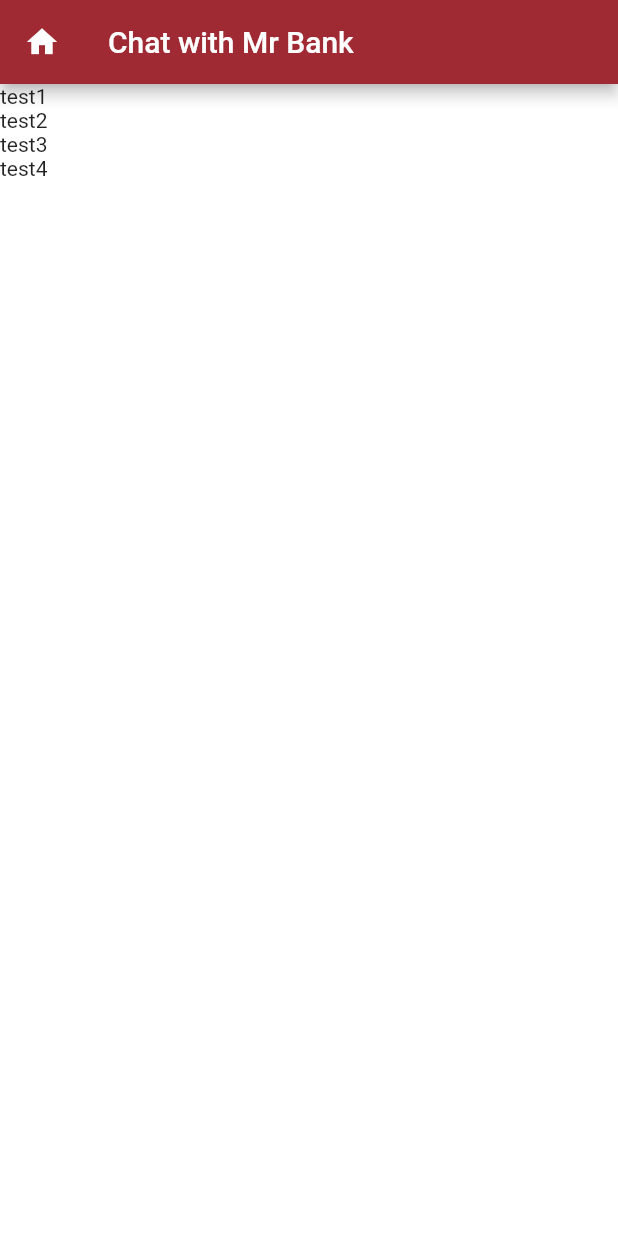
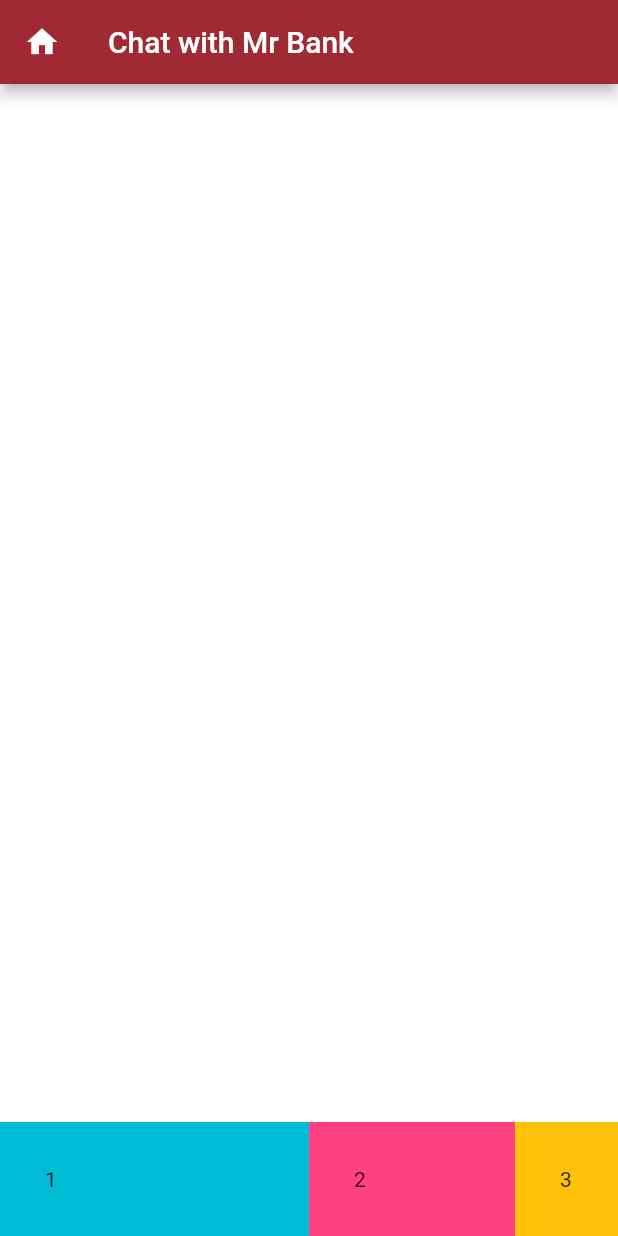
Before and after one commit to andyeung523/BocInvestSeed, a Flutter app: the Chatbot screen opened directly, on a phone screen of 412 x 824 dp. Run offline on Flutter 3.47's test engine with Material 2 defaults, Android fonts, the phone set to English and light mode, and no system bars; our stand-ins replace flutter_login, flutter_spinkit, font_awesome_flutter; missing offline and left inert: dart:ffi, oauth2.

Commit message:
imrpoved_chatbot

```diff
--- a/lib/page/chatbot_page.dart
+++ b/lib/page/chatbot_page.dart
@@ -17,6 +17,15 @@ class _ChatbotState extends State<Chatbot> {
     Message('test3'),
     Message('test4'),
   ];
+
+  final myController = TextEditingController();
+
+  @override
+  void dispose() {
+    // Clean up the controller when the widget is disposed.
+    myController.dispose();
+    super.dispose();
+  }
 
 
   @override
@@ -42,15 +51,34 @@ class _ChatbotState extends State<Chatbot> {
         // Set the background color of the App Bar
 
       ),
-      body: Column(
-        mainAxisSize: MainAxisSize.max,
-        mainAxisAlignment: MainAxisAlignment.start,
-        children: message.map((m) => Text('${m.message}')).toList(),
-
+      bottomSheet: Row(
+        children: <Widget>[
+          Expanded(
+            flex: 3,
+            child: Container(
+              padding: EdgeInsets.all(30.0),
+              color: Colors.cyan,
+              child: Text('1'),
+            ),
+          ),
+          Expanded(
+            flex: 2,
+            child: Container(
+              padding: EdgeInsets.all(30.0),
+              color: Colors.pinkAccent,
+              child: Text('2'),
+            ),
+          ),
+          Expanded(
+            flex: 1,
+            child: Container(
+              padding: EdgeInsets.all(30.0),
+              color: Colors.amber,
+              child: Text('3'),
+            ),
+          ),
+        ],
       ),
-      // Set the bottom navigation bar
-
     );
   }
-
 }
```
Also changed, not shown: lib/page/tabs/my_idea.dart (+10 -23 lines).
